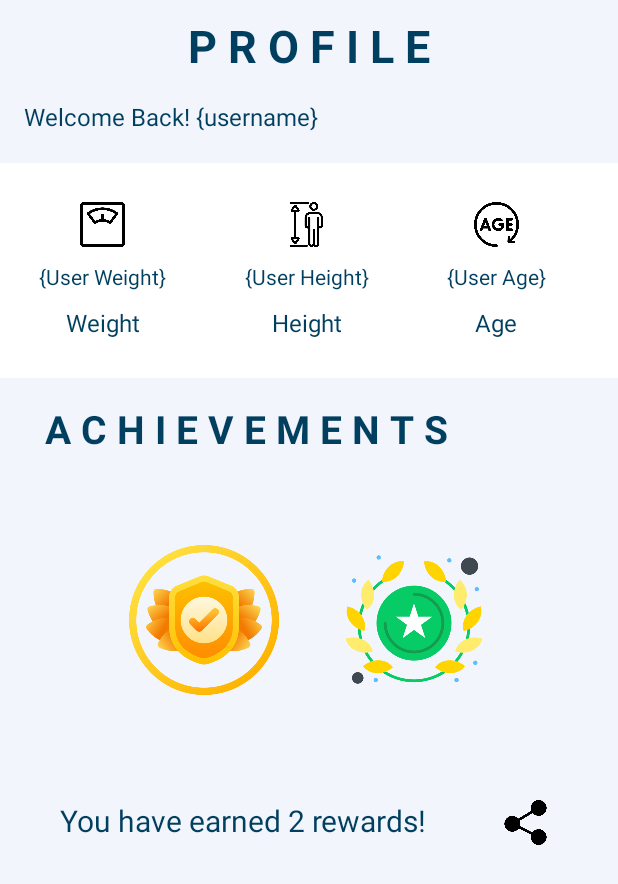
After one commit to asselgh/FitQuest, an Android app: the layout activity_profile.xml on its own in the app's theme, with its tools: preview values and no code run, on a phone screen of 412 x 824 dp. The commit adds this screen. Shown: the top 884 px of the screen. Run offline under Robolectric (Android 15) with nearby library versions, the phone set to English and light mode, and no system bars.

Commit message:
profile design complete

```diff
--- a/app/src/main/res/layout/activity_cycling.xml
+++ b/app/src/main/res/layout/activity_cycling.xml
@@ -13,9 +13,10 @@
     <TextView
         android:layout_width="wrap_content"
         android:layout_height="wrap_content"
+        android:textStyle="bold"
         android:layout_gravity="center"
         android:padding="16dp"
-        android:text="Cycling"
+        android:text="C Y C L I N G"
         android:textColor="@color/title"
         android:textSize="40sp" />
 
--- /dev/null
+++ b/app/src/main/res/layout/activity_profile.xml
@@ -0,0 +1,210 @@
+<?xml version="1.0" encoding="utf-8"?>
+<LinearLayout xmlns:android="http://schemas.android.com/apk/res/android"
+    android:layout_width="match_parent"
+    android:layout_height="match_parent"
+    android:background="@color/background"
+    android:orientation="vertical">
+
+    <TextView
+        android:layout_width="wrap_content"
+        android:layout_height="wrap_content"
+        android:layout_gravity="center"
+        android:layout_marginTop="10dp"
+        android:text="P R O F I L E"
+        android:textColor="@color/title"
+        android:textSize="30sp"
+        android:textStyle="bold" />
+
+
+    <TextView
+        android:layout_width="wrap_content"
+        android:layout_height="wrap_content"
+        android:layout_marginLeft="16dp"
+        android:layout_marginTop="16dp"
+        android:text="Welcome Back! {username}"
+        android:textColor="@color/title"
+        android:textSize="16dp" />
+
+    <!--    user information container-->
+    <LinearLayout
+        android:layout_width="match_parent"
+        android:layout_height="wrap_content"
+        android:layout_marginTop="20dp"
+        android:background="#fff"
+        android:orientation="horizontal">
+
+        <!--        Weight container-->
+        <LinearLayout
+            android:layout_width="wrap_content"
+            android:layout_height="wrap_content"
+            android:layout_margin="16dp"
+            android:gravity="center"
+            android:orientation="vertical"
+            android:padding="10dp">
+
+
+            <ImageView
+                android:layout_width="30dp"
+                android:layout_height="30dp"
+                android:src="@drawable/scale_icon_2" />
+
+            <TextView
+                android:layout_width="wrap_content"
+                android:layout_height="wrap_content"
+                android:layout_marginTop="10dp"
+                android:text="{User Weight}"
+                android:textColor="@color/title"
+                android:textSize="14dp" />
+
+            <TextView
+                android:layout_width="wrap_content"
+                android:layout_height="wrap_content"
+                android:layout_marginTop="10dp"
+                android:text="Weight"
+                android:textColor="@color/title"
+                android:textSize="16dp" />
+
+
+        </LinearLayout>
+
+        <!--        Height container-->
+        <LinearLayout
+            android:layout_width="wrap_content"
+            android:layout_height="wrap_content"
+            android:layout_margin="16dp"
+            android:gravity="center"
+            android:orientation="vertical"
+            android:padding="10dp">
+
+
+            <ImageView
+                android:layout_width="30dp"
+                android:layout_height="30dp"
+                android:src="@drawable/height_icon" />
+
+            <TextView
+                android:layout_width="wrap_content"
+                android:layout_height="wrap_content"
+                android:layout_marginTop="10dp"
+                android:text="{User Height}"
+                android:textColor="@color/title"
+                android:textSize="14dp" />
+
+            <TextView
+                android:layout_width="wrap_content"
+                android:layout_height="wrap_content"
+                android:layout_marginTop="10dp"
+                android:text="Height"
+                android:textColor="@color/title"
+                android:textSize="16dp" />
+
+
+        </LinearLayout>
+
+        <!--        Age container-->
+        <LinearLayout
+            android:layout_width="wrap_content"
+            android:layout_height="wrap_content"
+            android:layout_margin="16dp"
+            android:gravity="center"
+            android:orientation="vertical"
+            android:padding="10dp">
+
+
+            <ImageView
+                android:layout_width="30dp"
+                android:layout_height="30dp"
+                android:src="@drawable/age_icon" />
+
+            <TextView
+                android:layout_width="wrap_content"
+                android:layout_height="wrap_content"
+                android:layout_marginTop="10dp"
+                android:text="{User Age}"
+                android:textColor="@color/title"
+                android:textSize="14dp" />
+
+            <TextView
+                android:layout_width="wrap_content"
+                android:layout_height="wrap_content"
+                android:layout_marginTop="10dp"
+                android:text="Age"
+                android:textColor="@color/title"
+                android:textSize="16dp" />
+
+
+        </LinearLayout>
+
+        <!--        //// User Information Container ////-->
+
+
+    </LinearLayout>
+
+
+    <!--        Achievements Container-->
+    <LinearLayout
+        android:layout_width="match_parent"
+        android:layout_height="wrap_content"
+        android:layout_marginTop="16dp"
+        android:orientation="vertical">
+
+        <TextView
+            android:layout_width="wrap_content"
+            android:layout_height="wrap_content"
+            android:layout_marginLeft="30dp"
+            android:text="A C H I E V E M E N T S"
+            android:textColor="@color/title"
+            android:textSize="26sp"
+            android:textStyle="bold" />
+
+<!--        rewards container-->
+        <LinearLayout
+            android:layout_width="match_parent"
+            android:layout_height="wrap_content"
+            android:orientation="horizontal"
+            android:gravity="center"
+            android:padding="30dp"
+            >
+
+            <ImageView
+                android:layout_width="100dp"
+                android:layout_height="120dp"
+                android:layout_gravity="center"
+                android:layout_marginTop="20dp"
+                android:layout_margin="20dp"
+                android:src="@drawable/reward_icon_one" />
+
+            <ImageView
+                android:layout_width="100dp"
+                android:layout_height="114dp"
+                android:layout_gravity="center"
+                android:layout_marginTop="20dp"
+                android:layout_margin="20dp"
+                android:src="@drawable/reward_icon_two" />
+        </LinearLayout>
+
+        <LinearLayout
+            android:layout_width="match_parent"
+            android:layout_height="wrap_content"
+            android:layout_margin="10dp"
+            android:orientation="horizontal">
+
+            <TextView
+                android:layout_width="295dp"
+                android:layout_height="50dp"
+                android:layout_marginLeft="30dp"
+                android:text="You have earned 2 rewards!"
+                android:textColor="@color/title"
+                android:textSize="20sp" />
+
+            <ImageView
+                android:layout_width="30dp"
+                android:layout_height="30dp"
+                android:src="@drawable/ic_share" />
+        </LinearLayout>
+    </LinearLayout>
+
+    <!--        //// Achievements Container ////-->
+
+
+</LinearLayout>
--- a/app/src/main/res/layout/activity_running.xml
+++ b/app/src/main/res/layout/activity_running.xml
@@ -14,8 +14,9 @@
         android:layout_width="wrap_content"
         android:layout_height="wrap_content"
         android:layout_gravity="center"
+        android:textStyle="bold"
         android:padding="16dp"
-        android:text="Running"
+        android:text="R U N N I N G"
         android:textColor="@color/title"
         android:textSize="40sp" />
 
--- a/app/src/main/res/layout/activity_walking.xml
+++ b/app/src/main/res/layout/activity_walking.xml
@@ -11,16 +11,18 @@
 
 
     <!--Header Section-->
+
+    <!-- Timer -->
     <TextView
         android:layout_width="wrap_content"
         android:layout_height="wrap_content"
         android:layout_gravity="center"
         android:padding="16dp"
-        android:text="Walking"
+        android:textStyle="bold"
+        android:text="W A L K I N G"
         android:textColor="@color/title"
         android:textSize="40sp" />
 
-    <!-- Timer -->
     <TextView
         android:id="@+id/timerTextView"
         android:layout_width="wrap_content"
--- a/app/src/main/res/layout/activity_workout.xml
+++ b/app/src/main/res/layout/activity_workout.xml
@@ -28,6 +28,7 @@
                     android:layout_width="wrap_content"
                     android:layout_height="wrap_content"
                     android:paddingLeft="18dp"
+                    android:textStyle="bold"
                     android:text="Workout"
                     android:textColor="@color/title"
                     android:textSize="30sp" />
```
Also changed, not shown: app/src/main/java/com/example/fitquest/ProfileActivity.java (+11 -1 lines), app/src/main/res/layout/activity_statues.xml (+108 -37 lines), app/src/main/res/drawable/age_icon.png (added), app/src/main/res/drawable/height_icon.png (added), app/src/main/res/drawable/reward_icon_one.png (added), app/src/main/res/drawable/reward_icon_two.png (added), app/src/main/res/drawable/scale_icon.png (added), app/src/main/res/drawable/scale_icon_2.png (added).
